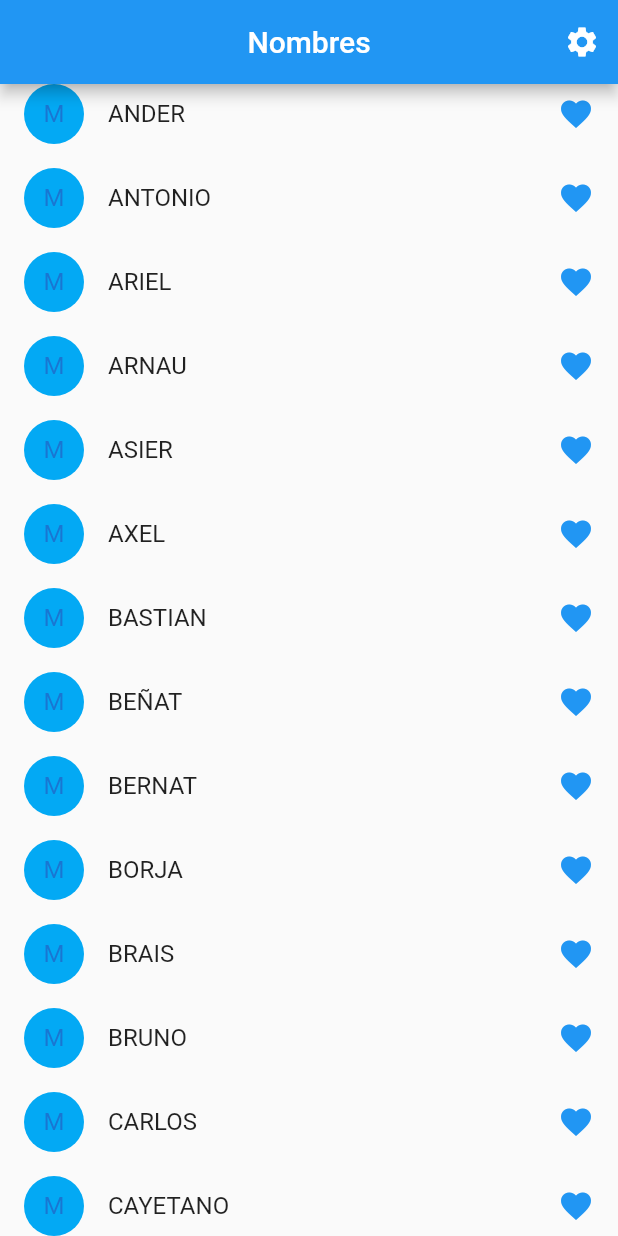
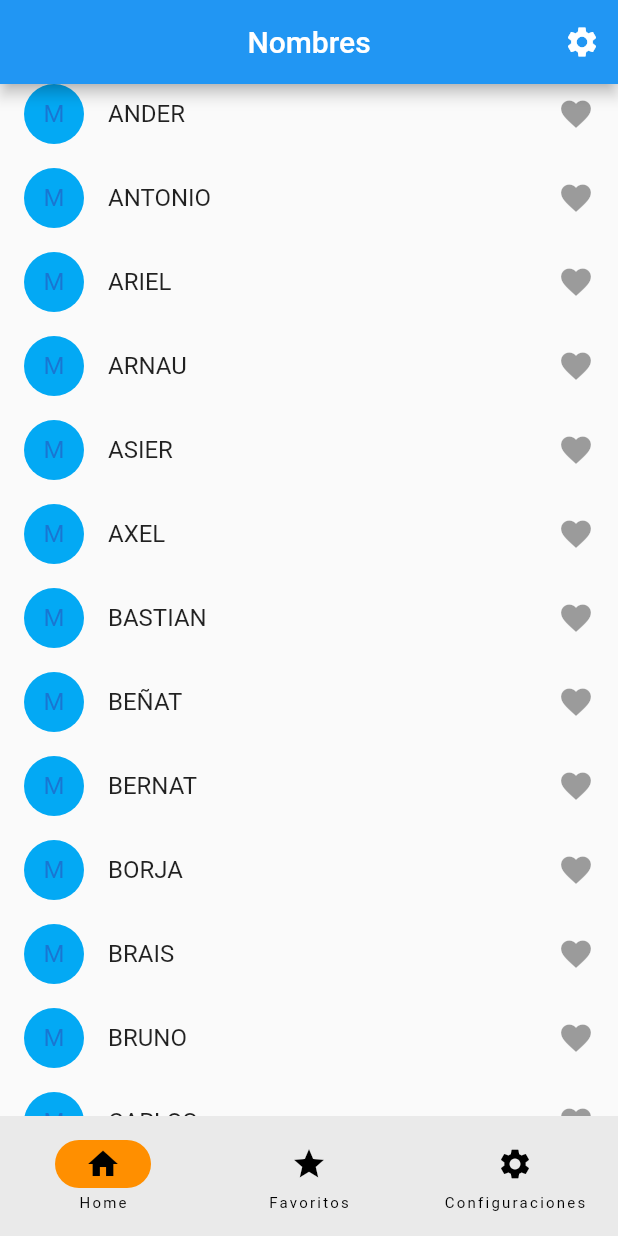
Before and after one commit to FranJavCS/names_world, a Flutter app: the screen it shows after launch, scrolled down 576 dp, on a phone screen of 412 x 824 dp. Run offline on Flutter 3.47's test engine with Material 2 defaults, Android fonts, the phone set to English and light mode, and no system bars; our stand-ins replace shared_preferences; generated files the repository leaves out were written again.

Commit message:
feat(favs) Add favs view and move sections

```diff
--- /dev/null
+++ b/lib/src/main_section.dart
@@ -0,0 +1,135 @@
+import 'package:flutter/material.dart';
+import 'package:names_world/src/names_feature/names_favs_view.dart';
+import 'dart:convert';
+import 'names_feature/name.dart';
+import 'names_feature/names_list_view.dart';
+import 'package:shared_preferences/shared_preferences.dart';
+import 'package:flutter/services.dart';
+import 'dart:developer' as developer;
+import 'settings/settings_controller.dart';
+import 'settings/settings_view.dart';
+
+class MainSection extends StatefulWidget {
+  const MainSection({
+    Key? key,
+    required this.settingsController,
+  }) : super(key: key);
+  static const routeName = '/';
+  final SettingsController settingsController;
+
+  @override
+  State<MainSection> createState() => _MainSectionState();
+}
+
+class _MainSectionState extends State<MainSection> {
+  late Future<List<Name>> futureNames;
+
+
+ List<Name> favoriteNames = [];
+
+  // Fetch content from the json file
+  Future<List<Name>> readJson() async {
+    final String response =
+        await rootBundle.loadString('assets/json/data.json');
+    final data = await json.decode(response)['items'] as List;
+    developer.log('Consultando data', name: 'my.app.category');
+    developer.log(jsonEncode(data), name: 'my.app.category');
+    return data.map((nameJson) => Name.fromJson(nameJson)).toList();
+  }
+
+  //Set<Name>  _favList = {};
+  List<String> _favList = <String>[];
+
+  void _handleFavsChange(Name name, bool inFav) {
+    setState(() {
+      // When a user changes what's in the cart, you need
+      // to change _shoppingCart inside a setState call to
+      // trigger a rebuild.
+      // The framework then calls build, below,
+      // which updates the visual appearance of the app.
+
+      if (!inFav) {
+        _favList.add(name.id.toString());
+      } else {
+        _favList.remove(name.id.toString());
+      }
+    });
+
+    _saveFavs();
+  }
+
+  Future<void> _loadFavs() async {
+    SharedPreferences prefs = await SharedPreferences.getInstance();
+
+    //var lstFavs = prefs.getStringList('favList');
+
+    setState(() {
+      _favList = prefs.getStringList('favList') ?? [];
+
+    });
+  }
+
+  Future<void> _saveFavs() async {
+    SharedPreferences prefs = await SharedPreferences.getInstance();
+
+    await prefs.setStringList('favList', _favList);
+  }
+
+  @override
+  // ignore: must_call_super
+  initState() {
+    // ignore: avoid_print
+    futureNames = readJson();
+    _loadFavs();
+  }
+
+  int currentPageIndex = 0;
+
+  @override
+  Widget build(BuildContext context) {
+    return FutureBuilder<List<Name>>(
+      future: futureNames,
+      builder: (context, snapshot) {
+        if (snapshot.hasData) {
+          return Scaffold(
+            bottomNavigationBar: NavigationBar(
+              onDestinationSelected: (int index) {
+                setState(() {
+                  currentPageIndex = index;
+                });
+              },
+              indicatorColor: Colors.amber[800],
+              selectedIndex: currentPageIndex,
+              destinations: const <Widget>[
+                NavigationDestination(
+                  selectedIcon: Icon(Icons.home),
+                  icon: Icon(Icons.home_outlined),
+                  label: 'Home',
+                ),
+                NavigationDestination(
+                  icon: Icon(Icons.star),
+                  label: 'Favoritos',
+                ),
+                NavigationDestination(
+                  selectedIcon: Icon(Icons.school),
+                  icon: Icon(Icons.settings),
+                  label: 'Configuraciones',
+                ),
+              ],
+            ),
+            body: <Widget>[
+              NamesListView(futureNames: snapshot.data, favList: _favList, handleFavsChange: _handleFavsChange),
+               NamesFavsView(futureNames: snapshot.data, favList: _favList, handleFavsChange: _handleFavsChange),
+              SettingsView(controller: widget.settingsController),
+            ][currentPageIndex],
+          );
+        } else if (snapshot.hasError) {
+          return Text('${snapshot.error}');
+        }
+
+        // By default, show a loading spinner.
+        return const CircularProgressIndicator();
+      },
+    );
+  }
+}
--- /dev/null
+++ b/lib/src/names_feature/name.dart
@@ -0,0 +1,21 @@
+class Name {
+  const Name(
+      {required this.id,
+      required this.name,
+      required this.meaning,
+      required this.gender});
+
+  final String name;
+  final int id;
+  final String meaning;
+  final String gender;
+
+  factory Name.fromJson(Map<String, dynamic> json) {
+    return Name(
+      id: json['id'],
+      name: json['name'],
+      meaning: json['meaning'],
+      gender: json['gender'],
+    );
+  }
+}
--- /dev/null
+++ b/lib/src/names_feature/name_list_item.dart
@@ -0,0 +1,53 @@
+import 'package:flutter/material.dart';
+
+import 'name.dart';
+
+
+typedef FavoriteChangedCallback = Function(Name name, bool inFav);
+
+class NameListItem extends StatelessWidget {
+  NameListItem(
+      {required this.name, required this.inFav, required this.onFavChange})
+      : super(key: ObjectKey(name));
+
+  final Name name;
+  final bool inFav;
+  final FavoriteChangedCallback onFavChange;
+
+  Color _getColor(BuildContext context) {
+    // The theme depends on the BuildContext because different
+    // parts of the tree can have different themes.
+    // The BuildContext indicates where the build is
+    // taking place and therefore which theme to use.
+
+    return !inFav //
+        ? Theme.of(context).disabledColor
+        : Colors.redAccent;
+  }
+
+  Color _getGenderColor(BuildContext context, String gender) {
+
+    return gender == 'M' //
+        ? Colors.lightBlue
+        : Colors.pink;
+  }
+
+
+  @override
+  Widget build(BuildContext context) {
+    return ListTile(
+        onTap: () {
+          onFavChange(name, inFav);
+        },
+        leading: CircleAvatar(
+          backgroundColor: _getGenderColor(context, name.gender),
+          child: Text(name.gender),
+        ),
+        title: Text(
+          name.name
+        ),
+        trailing: Icon(Icons.favorite,
+            color: _getColor(context),
+            size: 24.0));
+  }
+}
--- /dev/null
+++ b/lib/src/names_feature/names_list.dart
@@ -0,0 +1,33 @@
+import 'package:flutter/material.dart';
+
+import 'name.dart';
+import 'name_list_item.dart';
+
+typedef FavoriteChangedCallback = Function(Name name, bool inFav);
+
+class NamesList extends StatelessWidget {
+  const NamesList({ Key? key,  required this.futureNames, required this.onFavChange, required this.favList }): super(key: key);
+
+
+  final List<Name>? futureNames;
+
+  final  List<String> favList;
+
+  final FavoriteChangedCallback onFavChange;
+
+  @override
+  Widget build(BuildContext context) {
+    return ListView(
+                    padding: const EdgeInsets.symmetric(vertical: 8),
+                    children: futureNames!.map((name) {
+                      return NameListItem(
+                        name: name,
+                        inFav: favList.contains(name.id.toString()),
+                        onFavChange: onFavChange,
+                      );
+                    }).toList());
+
+  }
+
+
+}
--- /dev/null
+++ b/lib/src/names_feature/names_list_view.dart
@@ -0,0 +1,48 @@
+import 'package:flutter/material.dart';
+import 'package:names_world/src/names_feature/names_list.dart';
+import '../settings/settings_view.dart';
+
+import 'name.dart';
+
+class NamesListView extends StatefulWidget {
+  const NamesListView({Key? key, required this.futureNames, required this.handleFavsChange, required this.favList}) : super(key: key);
+
+  final List<Name>? futureNames;
+  final List<String> favList;
+  final handleFavsChange;
+
+  static const routeName = '/';
+
+  @override
+  State<NamesListView> createState() => _NamesListViewState();
+}
+
+class _NamesListViewState extends State<NamesListView> {
+
+
+
+  @override
+  Widget build(BuildContext context) {
+    return Scaffold(
+        appBar: AppBar(
+          centerTitle: true,
+          title: const Text(
+            'Nombres',
+          ),
+          actions: [
+            IconButton(
+              icon: const Icon(Icons.settings),
+              onPressed: () {
+                // Navigate to the settings page. If the user leaves and returns
+                // to the app after it has been killed while running in the
+                // background, the navigation stack is restored.
+                Navigator.restorablePushNamed(context, SettingsView.routeName);
+              },
+            ),
+          ],
+        ),
+        body: Center(
+          child: NamesList(futureNames: widget.futureNames,  onFavChange: widget.handleFavsChange, favList: widget.favList)
+        ));
+  }
+}
--- a/lib/src/sample_feature/names_list_view.dart
+++ /dev/null
@@ -1,201 +0,0 @@
-import 'dart:ffi';
-
-import 'package:flutter/material.dart';
-
-import '../settings/settings_view.dart';
-import 'sample_item.dart';
-import 'sample_item_details_view.dart';
-import 'dart:developer' as developer;
-import 'dart:convert';
-import 'package:shared_preferences/shared_preferences.dart';
-
-import 'package:flutter/services.dart';
-
-class Name {
-  const Name(
-      {required this.id,
-      required this.name,
-      required this.meaning,
-      required this.gender});
-
-  final String name;
-  final int id;
-  final String meaning;
-  final String gender;
-
-  factory Name.fromJson(Map<String, dynamic> json) {
-    return Name(
-      id: json['id'],
-      name: json['name'],
-      meaning: json['meaning'],
-      gender: json['gender'],
-    );
-  }
-}
-
-typedef FavoriteChangedCallback = Function(Name name, bool inFav);
-
-class NameListItem extends StatelessWidget {
-  NameListItem(
-      {required this.name, required this.inFav, required this.onFavChange})
-      : super(key: ObjectKey(name));
-
-  final Name name;
-  final bool inFav;
-  final FavoriteChangedCallback onFavChange;
-
-  Color _getColor(BuildContext context) {
-    // The theme depends on the BuildContext because different
-    // parts of the tree can have different themes.
-    // The BuildContext indicates where the build is
-    // taking place and therefore which theme to use.
-
-    return inFav //
-        ? Colors.black54
-        : Theme.of(context).primaryColor;
-  }
-
-  Color _getGenderColor(BuildContext context, String gender) {
-
-    return gender == 'M' //
-        ? Colors.lightBlue
-        : Colors.pink;
-  }
-
-
-  @override
-  Widget build(BuildContext context) {
-    return ListTile(
-        onTap: () {
-          onFavChange(name, inFav);
-        },
-        leading: CircleAvatar(
-          backgroundColor: _getGenderColor(context, name.gender),
-          child: Text(name.gender),
-        ),
-        title: Text(
-          name.name
-        ),
-        trailing: Icon(Icons.favorite,
-            color: _getColor(context),
-            size: 24.0,
-            semanticLabel: 'Text to announce in accessibility modes'));
-  }
-}
-
-class NamesListView extends StatefulWidget {
-  const NamesListView({Key? key}) : super(key: key);
-  static const routeName = '/';
-  @override
-  State<NamesListView> createState() => _NamesListViewState();
-}
-
-class _NamesListViewState extends State<NamesListView> {
-  late Future<List<Name>> futureNames;
-
-
-
-
-
-
-  // Fetch content from the json file
-  Future<List<Name>> readJson() async {
-    final String response =
-        await rootBundle.loadString('assets/json/data.json');
-    final data = await json.decode(response)['items'] as List;
-    developer.log('Consultando data', name: 'my.app.category');
-    developer.log(jsonEncode(data), name: 'my.app.category');
-    return data.map((nameJson) => Name.fromJson(nameJson)).toList();
-  }
-
-  //Set<Name>  _favList = {};
-  List<String> _favList = <String>[];
-
-  void _handleFavsChange(Name name, bool inFav) {
-    setState(() {
-      // When a user changes what's in the cart, you need
-      // to change _shoppingCart inside a setState call to
-      // trigger a rebuild.
-      // The framework then calls build, below,
-      // which updates the visual appearance of the app.
-
-      if (!inFav) {
-        _favList.add(name.id.toString());
-      } else {
-        _favList.remove(name.id.toString());
-      }
-    });
-
-    _saveFavs();
-  }
-
-    Future<void> _loadFavs() async {
-    SharedPreferences prefs = await SharedPreferences.getInstance();
-
-
-    //var lstFavs = prefs.getStringList('favList');
-
-    setState(() {
-      _favList = prefs.getStringList('favList') ?? [];
-    });
-  }
-
-  Future<void> _saveFavs() async {
-    SharedPreferences prefs = await SharedPreferences.getInstance();
-
-    await prefs.setStringList('favList', _favList);
-  }
-
-  @override
-  // ignore: must_call_super
-  initState() {
-    // ignore: avoid_print
-    futureNames = readJson();
-    _loadFavs();
-  }
-
-  @override
-  Widget build(BuildContext context) {
-    return Scaffold(
-        appBar: AppBar(
-          centerTitle: true,
-          title: const Text(
-            'Nombres',
-          ),
-          actions: [
-            IconButton(
-              icon: const Icon(Icons.settings),
-              onPressed: () {
-                // Navigate to the settings page. If the user leaves and returns
-                // to the app after it has been killed while running in the
-                // background, the navigation stack is restored.
-                Navigator.restorablePushNamed(context, SettingsView.routeName);
-              },
-            ),
-          ],
-        ),
-        body: Center(
-          child: FutureBuilder<List<Name>>(
-            future: futureNames,
-            builder: (context, snapshot) {
-              if (snapshot.hasData) {
-                return ListView(
-                    padding: const EdgeInsets.symmetric(vertical: 8),
-                    children: snapshot.data!.map((name) {
-                      return NameListItem(
-                        name: name,
-                        inFav: _favList.contains(name.id.toString()),
-                        onFavChange: _handleFavsChange,
-                      );
-                    }).toList());
-              } else if (snapshot.hasError) {
-                return Text('${snapshot.error}');
-              }
-
-              // By default, show a loading spinner.
-              return const CircularProgressIndicator();
-            },
-          ),
-        ));
-  }
-}
--- a/lib/src/sample_feature/sample_item.dart
+++ /dev/null
@@ -1,6 +0,0 @@
-/// A placeholder class that represents an entity or model.
-class SampleItem {
-  const SampleItem(this.id);
-
-  final int id;
-}
```
Also changed, not shown: lib/src/app.dart (+3 -12 lines), lib/src/names_feature/names_favs_view.dart (added, +77 -0 lines), lib/src/sample_feature/sample_item_details_view.dart (deleted, +0 -20 lines).
